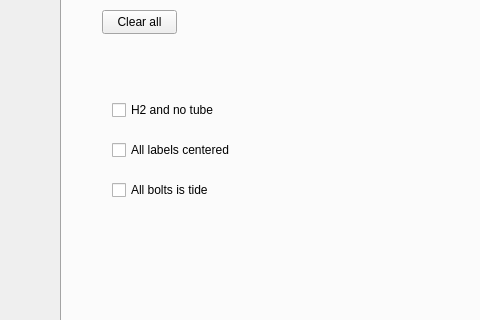
Above: frontend.ui from yehor393/TesterReport before the change; both pictures show x 0 to 480 and y 216 to 536 of the 1283 by 849 pixel window. Below: the same form after it.
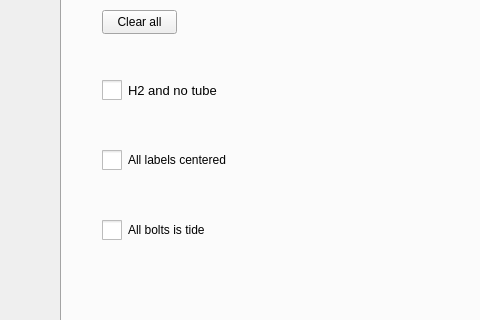
That is the form after the change. The open tabs and pages were chosen to show the change. Icons and pictures are not drawn.

Commit message:
feat: use images for checkbox icons to enable size and style customization
Updated the checkbox icons to initialize using images, allowing for easy customization of their size and style.

Diff of the .ui file:
```diff
--- a/frontend.ui
+++ b/frontend.ui
@@ -225,12 +225,32 @@
      <widget class="QCheckBox" name="checkBox_4">
       <property name="geometry">
        <rect>
-        <x>50</x>
-        <y>140</y>
-        <width>121</width>
-        <height>20</height>
+        <x>40</x>
+        <y>110</y>
+        <width>161</width>
+        <height>40</height>
        </rect>
       </property>
+      <property name="font">
+       <font>
+        <pointsize>10</pointsize>
+       </font>
+      </property>
+      <property name="styleSheet">
+       <string notr="true">QCheckBox::indicator {
+    width: 20px;  /* Розмір квадратика */
+    height: 20px;
+}
+
+QCheckBox::indicator:unchecked {
+    image: url(default_unchecked.png);  /* Зображення для неактивної галочки */
+}
+
+QCheckBox::indicator:checked {
+    image: url(default_checked.png);  /* Зображення для активної галочки */
+}
+</string>
+      </property>
       <property name="text">
        <string>H2 and no tube</string>
       </property>
@@ -238,12 +258,27 @@
      <widget class="QCheckBox" name="checkBox_5">
       <property name="geometry">
        <rect>
-        <x>50</x>
+        <x>40</x>
         <y>180</y>
-        <width>121</width>
-        <height>20</height>
+        <width>151</width>
+        <height>40</height>
        </rect>
       </property>
+      <property name="styleSheet">
+       <string notr="true">QCheckBox::indicator {
+    width: 20px;  /* Розмір квадратика */
+    height: 20px;
+}
+
+QCheckBox::indicator:unchecked {
+    image: url(default_unchecked.png);  /* Зображення для неактивної галочки */
+}
+
+QCheckBox::indicator:checked {
+    image: url(default_checked.png);  /* Зображення для активної галочки */
+}
+</string>
+      </property>
       <property name="text">
        <string>All labels centered  </string>
       </property>
@@ -251,10 +286,10 @@
      <widget class="QCheckBox" name="checkBox_6">
       <property name="geometry">
        <rect>
-        <x>50</x>
-        <y>220</y>
+        <x>40</x>
+        <y>250</y>
         <width>151</width>
-        <height>20</height>
+        <height>40</height>
        </rect>
       </property>
       <property name="sizePolicy">
@@ -266,6 +301,21 @@
       <property name="layoutDirection">
        <enum>Qt::LeftToRight</enum>
       </property>
+      <property name="styleSheet">
+       <string notr="true">QCheckBox::indicator {
+    width: 20px;  /* Розмір квадратика */
+    height: 20px;
+}
+
+QCheckBox::indicator:unchecked {
+    image: url(default_unchecked.png);  /* Зображення для неактивної галочки */
+}
+
+QCheckBox::indicator:checked {
+    image: url(default_checked.png);  /* Зображення для активної галочки */
+}
+</string>
+      </property>
       <property name="text">
        <string>All bolts is tide</string>
       </property>
```
Left out of the diff: 2 changed lines with no effect on the pictures. The commit also changes 2 other files.
